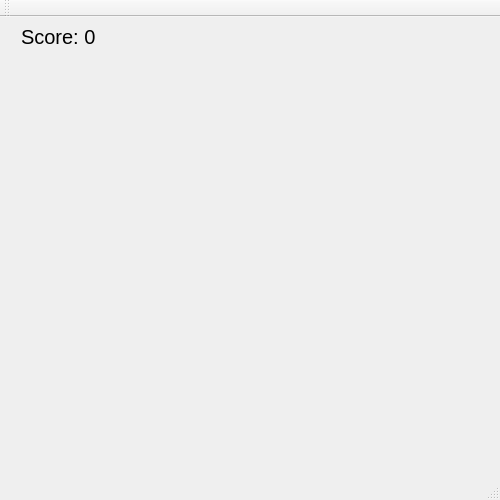
Qt form mainwindow.ui (dmtanner/AngryBirds3D) before a commit.
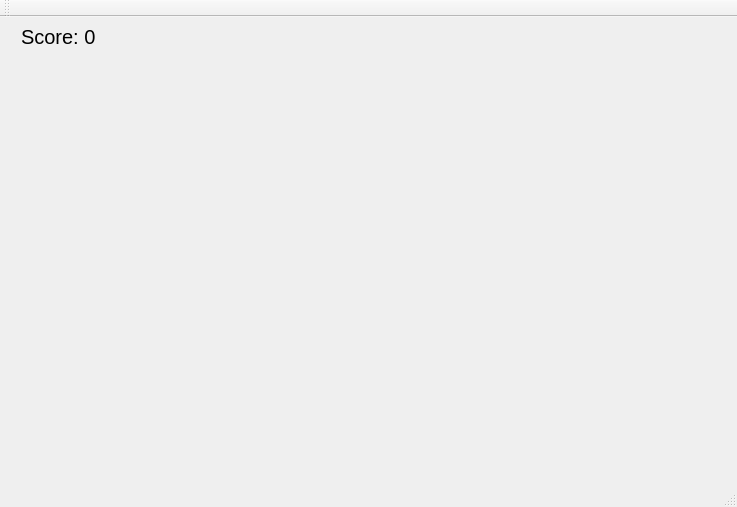
The same form after that commit. Custom widgets are drawn as their Qt base class.

```diff
--- a/mainwindow.ui
+++ b/mainwindow.ui
@@ -6,8 +6,8 @@
    <rect>
     <x>0</x>
     <y>0</y>
-    <width>500</width>
-    <height>500</height>
+    <width>737</width>
+    <height>507</height>
    </rect>
   </property>
   <property name="font">
```
Left out of the diff: 2 changed lines with no effect on the pictures.
